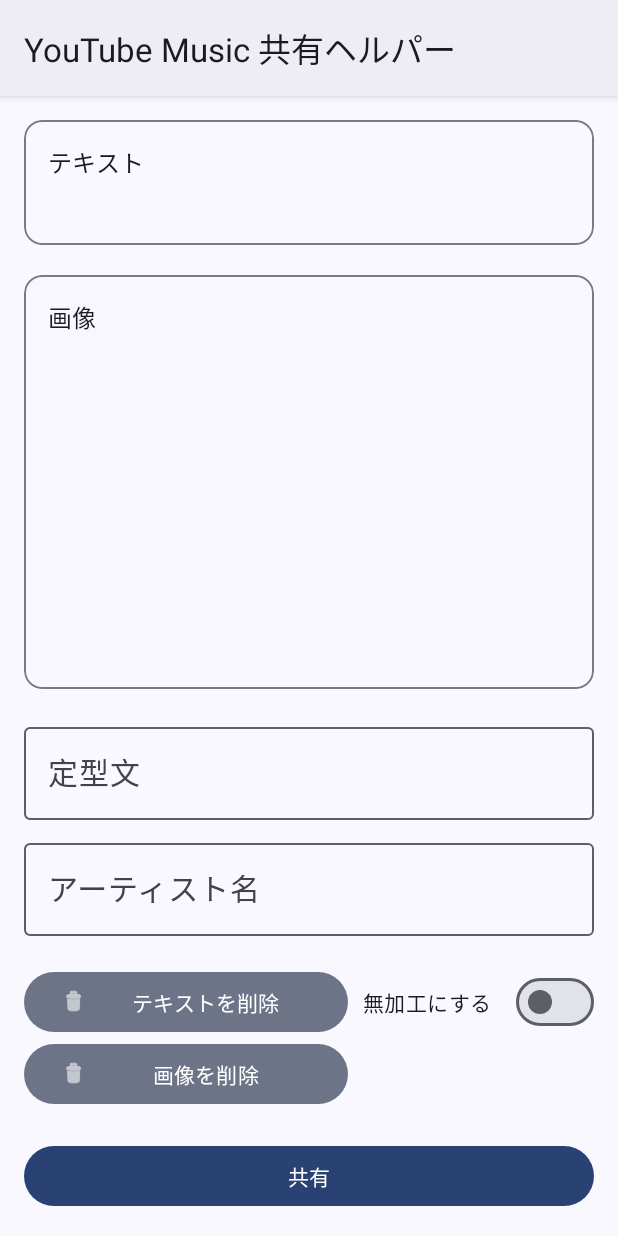
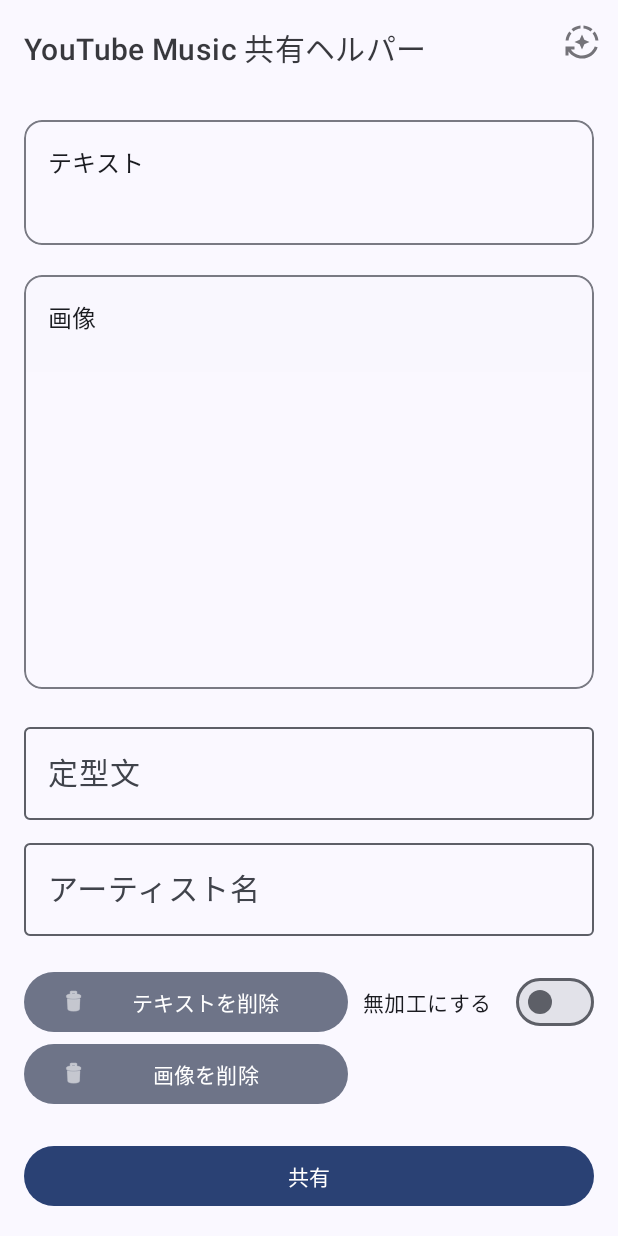
Before and after one commit to u1tramarinet/YouTubeMusicShareHelper, an Android app: the screen it shows after launch (MainActivity), on a phone screen of 412 x 824 dp. Run offline under Robolectric (Android 15) with nearby library versions, the phone set to English and light mode, and no system bars; our stand-ins replace data binding; libraries missing offline, so code that uses them is left out: androidx.palette.graphics.

Commit message:
Add function of switching Theme and refactor a part of file structure.

```diff
--- /dev/null
+++ b/app/src/main/java/com/u1tramarinet/youtubemusicsharehelper/screen/DarkMode.java
@@ -0,0 +1,35 @@
+package com.u1tramarinet.youtubemusicsharehelper.screen;
+
+import androidx.annotation.IdRes;
+import androidx.annotation.NonNull;
+import androidx.annotation.StringRes;
+import androidx.appcompat.app.AppCompatDelegate;
+
+import com.u1tramarinet.youtubemusicsharehelper.R;
+
+enum DarkMode {
+    Off(AppCompatDelegate.MODE_NIGHT_NO, R.string.off, R.id.action_light_mode),
+    On(AppCompatDelegate.MODE_NIGHT_YES, R.string.on, R.id.action_dark_mode),
+    FollowBatterySaver(AppCompatDelegate.MODE_NIGHT_AUTO_BATTERY, R.string.use_battery_saver_setting, R.id.action_battery_auto_mode),
+    FollowSystem(AppCompatDelegate.MODE_NIGHT_FOLLOW_SYSTEM, R.string.use_device_setting, R.id.action_system_auto_mode),
+    ;
+    final @AppCompatDelegate.NightMode int value;
+    final @StringRes int titleResId;
+    final @IdRes int actionResId;
+
+    DarkMode(@AppCompatDelegate.NightMode int value, @StringRes int titleResId, @IdRes int actionResId) {
+        this.value = value;
+        this.titleResId = titleResId;
+        this.actionResId = actionResId;
+    }
+
+    @NonNull
+    static DarkMode findByValue(@AppCompatDelegate.NightMode int value) {
+        for (DarkMode mode : DarkMode.values()) {
+            if (mode.value == value) {
+                return mode;
+            }
+        }
+        return DarkMode.FollowSystem;
+    }
+}
--- /dev/null
+++ b/app/src/main/java/com/u1tramarinet/youtubemusicsharehelper/screen/DarkModeDialogFragment.java
@@ -0,0 +1,62 @@
+package com.u1tramarinet.youtubemusicsharehelper.screen;
+
+import android.app.Dialog;
+import android.content.Context;
+import android.os.Bundle;
+
+import androidx.annotation.NonNull;
+import androidx.annotation.Nullable;
+import androidx.fragment.app.DialogFragment;
+
+import com.google.android.material.dialog.MaterialAlertDialogBuilder;
+import com.u1tramarinet.youtubemusicsharehelper.R;
+
+import java.util.ArrayList;
+import java.util.List;
+
+public class DarkModeDialogFragment extends DialogFragment {
+    static final String KEY_INITIAL_CHOICE_VALUE = "default_choice";
+
+    @Nullable
+    private DarkModeDialogListener listener;
+
+    @Override
+    public void onAttach(@NonNull Context context) {
+        super.onAttach(context);
+        if (!(requireActivity() instanceof DarkModeDialogListener)) {
+            throw new ClassCastException(requireActivity() + " must implement DarkModeDialogListener");
+        }
+        listener = (DarkModeDialogListener) requireActivity();
+    }
+
+    @NonNull
+    @Override
+    public Dialog onCreateDialog(@Nullable Bundle savedInstanceState) {
+        int initialChoiceValue = 0;
+        Bundle arguments = getArguments();
+        if (arguments != null) {
+            initialChoiceValue = getArguments().getInt(KEY_INITIAL_CHOICE_VALUE, initialChoiceValue);
+        }
+        DarkMode initialChoice = DarkMode.findByValue(initialChoiceValue);
+        List<String> choices = new ArrayList<>();
+        for (DarkMode mode : DarkMode.values()) {
+            choices.add(getString(mode.titleResId));
+        }
+        return new MaterialAlertDialogBuilder(requireActivity())
+                .setTitle(R.string.dark_mode)
+                .setSingleChoiceItems(choices.toArray(new String[]{}),
+                        initialChoice.ordinal(), (dialog, which) -> switchDarkMode(DarkMode.values()[which]))
+                .setPositiveButton(android.R.string.ok, null)
+                .create();
+    }
+
+    private void switchDarkMode(@NonNull DarkMode mode) {
+        if (listener != null) {
+            listener.switchDarkMode(mode);
+        }
+    }
+
+    public interface DarkModeDialogListener {
+        void switchDarkMode(@NonNull DarkMode mode);
+    }
+}
--- a/app/src/main/java/com/u1tramarinet/youtubemusicsharehelper/screen/MainActivity.java
+++ b/app/src/main/java/com/u1tramarinet/youtubemusicsharehelper/screen/MainActivity.java
@@ -9,27 +9,40 @@
 import android.os.Bundle;
 import android.view.Menu;
 
-import com.u1tramarinet.youtubemusicsharehelper.screen.main.MainViewModel;
+import com.u1tramarinet.youtubemusicsharehelper.databinding.ActivityMainBinding;
 import com.u1tramarinet.youtubemusicsharehelper.R;
 
-public class MainActivity extends AppCompatActivity {
+import java.util.Arrays;
+
+public class MainActivity extends AppCompatActivity implements DarkModeDialogFragment.DarkModeDialogListener {
 
     private MainViewModel viewModel;
+    private ActivityMainBinding binding;
 
     @Override
     protected void onCreate(Bundle savedInstanceState) {
         super.onCreate(savedInstanceState);
-        setContentView(R.layout.activity_main);
+        binding = ActivityMainBinding.inflate(getLayoutInflater());
+        setContentView(binding.getRoot());
+
+        binding.topAppBar.setOnMenuItemClickListener(item -> {
+            int clickedItemId = item.getItemId();
+            int[] targetItemIds = {R.id.action_light_mode, R.id.action_dark_mode, R.id.action_battery_auto_mode, R.id.action_system_auto_mode};
+            if (Arrays.stream(targetItemIds).anyMatch(itemId -> (itemId == clickedItemId))) {
+                showNightModeDialog();
+                return true;
+            }
+            return false;
+        });
+
         viewModel = new ViewModelProvider(this).get(MainViewModel.class);
         viewModel.suffixText().observe(this, this::saveSuffix);
         viewModel.shareEvent().observe(this, this::shareContent);
+        viewModel.darkMode().observe(this, this::setAppNightMode);
+        viewModel.updateDarkMode(getCurrentAppDarkMode());
+
         handleIntent(getIntent());
         restoreSuffix();
-    }
-
-    @Override
-    public boolean onCreateOptionsMenu(Menu menu) {
-        return super.onCreateOptionsMenu(menu);
     }
 
     @Override
@@ -74,6 +87,37 @@
     }
 
     private SharedPreferences getSharedPreferences() {
-        return this.getPreferences(MODE_PRIVATE);
+        return getPreferences(MODE_PRIVATE);
+    }
+
+    private void setAppNightMode(@NonNull DarkMode mode) {
+        if (getCurrentAppDarkMode() != mode) {
+            getDelegate().setLocalNightMode(mode.value);
+        }
+        Menu menu = binding.topAppBar.getMenu();
+        if (menu == null) {
+            return;
+        }
+        for (DarkMode m : DarkMode.values()) {
+            menu.findItem(m.actionResId).setVisible(m == mode);
+        }
+    }
+
+    @NonNull
+    private DarkMode getCurrentAppDarkMode() {
+        return DarkMode.findByValue(getDelegate().getLocalNightMode());
+    }
+
+    private void showNightModeDialog() {
+        DarkModeDialogFragment dialog = new DarkModeDialogFragment();
+        Bundle arguments = new Bundle();
+        arguments.putInt(DarkModeDialogFragment.KEY_INITIAL_CHOICE_VALUE, getCurrentAppDarkMode().value);
+        dialog.setArguments(arguments);
+        dialog.show(getSupportFragmentManager(), "darkMode");
+    }
+
+    @Override
+    public void switchDarkMode(@NonNull DarkMode mode) {
+        viewModel.updateDarkMode(mode);
     }
 }
--- a/app/src/main/java/com/u1tramarinet/youtubemusicsharehelper/screen/main/MainViewModel.java
+++ b/app/src/main/java/com/u1tramarinet/youtubemusicsharehelper/screen/MainViewModel.java
@@ -1,4 +1,4 @@
-package com.u1tramarinet.youtubemusicsharehelper.screen.main;
+package com.u1tramarinet.youtubemusicsharehelper.screen;
 
 import android.content.Intent;
 import android.net.Uri;
@@ -13,6 +13,8 @@
 import androidx.lifecycle.ViewModel;
 
 import com.u1tramarinet.youtubemusicsharehelper.model.MainModel;
+import com.u1tramarinet.youtubemusicsharehelper.screen.main.EventKey;
+import com.u1tramarinet.youtubemusicsharehelper.screen.main.ShareEnabledState;
 
 import java.util.Optional;
 
@@ -51,6 +53,9 @@
 
     @NonNull
     private final MutableLiveData<EventKey> eventKeyData = new MutableLiveData<>();
+
+    @NonNull
+    private final MutableLiveData<DarkMode> darkModeData = new MutableLiveData<>();
 
     public MainViewModel() {
         textData.addSource(plainTextBundleData, (s) -> updatePreviewText());
@@ -113,6 +118,11 @@
         return eventKeyData;
     }
 
+    @NonNull
+    public LiveData<DarkMode> darkMode() {
+        return darkModeData;
+    }
+
     public void updateIsPreviewTextRaw(boolean isRaw) {
         isPreviewTextRawData.postValue(isRaw);
     }
@@ -161,6 +171,10 @@
         eventKeyData.postValue(eventKey);
     }
 
+    public void updateDarkMode(@NonNull DarkMode mode) {
+        darkModeData.postValue(mode);
+    }
+
     private void updatePreviewText() {
         Bundle extra = plainTextBundleData.getValue();
         if (extra == null) {
@@ -190,7 +204,7 @@
     private void updateShareButtonEnabled() {
         String text = textData.getValue();
         Uri imageUri = imageUriData.getValue();
-        ShareEnabledState canShare = ShareEnabledState.getState(!TextUtils.isEmpty(text), (imageUri != null));
-        shareButtonEnabledStateData.postValue(canShare);
+        ShareEnabledState enabledState = ShareEnabledState.getState(!TextUtils.isEmpty(text), (imageUri != null));
+        shareButtonEnabledStateData.postValue(enabledState);
     }
 }
--- a/app/src/main/java/com/u1tramarinet/youtubemusicsharehelper/screen/main/MainFragment.java
+++ b/app/src/main/java/com/u1tramarinet/youtubemusicsharehelper/screen/main/MainFragment.java
@@ -25,6 +25,7 @@
 
 import com.u1tramarinet.youtubemusicsharehelper.R;
 import com.u1tramarinet.youtubemusicsharehelper.databinding.FragmentMainBinding;
+import com.u1tramarinet.youtubemusicsharehelper.screen.MainViewModel;
 
 import java.io.FileInputStream;
 import java.io.FileNotFoundException;
--- a/app/src/main/java/com/u1tramarinet/youtubemusicsharehelper/screen/main/ShareEnabledState.java
+++ b/app/src/main/java/com/u1tramarinet/youtubemusicsharehelper/screen/main/ShareEnabledState.java
@@ -14,7 +14,7 @@
         this.image = image;
     }
 
-    static ShareEnabledState getState(boolean text, boolean image) {
+    public static ShareEnabledState getState(boolean text, boolean image) {
         for (ShareEnabledState state : ShareEnabledState.values()) {
             if (state.text == text && state.image == image) {
                 return state;
--- /dev/null
+++ b/app/src/main/res/drawable/baseline_auto_mode_24.xml
@@ -0,0 +1,25 @@
+<vector xmlns:android="http://schemas.android.com/apk/res/android"
+    android:width="24dp"
+    android:height="24dp"
+    android:tint="?attr/colorControlNormal"
+    android:viewportWidth="24"
+    android:viewportHeight="24">
+    <path
+        android:fillColor="@android:color/white"
+        android:pathData="M19.03,3.56c-1.67,-1.39 -3.74,-2.3 -6.03,-2.51v2.01c1.73,0.19 3.31,0.88 4.61,1.92L19.03,3.56z" />
+    <path
+        android:fillColor="@android:color/white"
+        android:pathData="M11,3.06V1.05C8.71,1.25 6.64,2.17 4.97,3.56l1.42,1.42C7.69,3.94 9.27,3.25 11,3.06z" />
+    <path
+        android:fillColor="@android:color/white"
+        android:pathData="M4.98,6.39L3.56,4.97C2.17,6.64 1.26,8.71 1.05,11h2.01C3.25,9.27 3.94,7.69 4.98,6.39z" />
+    <path
+        android:fillColor="@android:color/white"
+        android:pathData="M20.94,11h2.01c-0.21,-2.29 -1.12,-4.36 -2.51,-6.03l-1.42,1.42C20.06,7.69 20.75,9.27 20.94,11z" />
+    <path
+        android:fillColor="@android:color/white"
+        android:pathData="M7,12l3.44,1.56l1.56,3.44l1.56,-3.44l3.44,-1.56l-3.44,-1.56l-1.56,-3.44l-1.56,3.44z" />
+    <path
+        android:fillColor="@android:color/white"
+        android:pathData="M12,21c-3.11,0 -5.85,-1.59 -7.46,-4H7v-2H1v6h2v-2.7c1.99,2.84 5.27,4.7 9,4.7c4.87,0 9,-3.17 10.44,-7.56l-1.96,-0.45C19.25,18.48 15.92,21 12,21z" />
+</vector>
--- /dev/null
+++ b/app/src/main/res/drawable/baseline_dark_mode_24.xml
@@ -0,0 +1,10 @@
+<vector xmlns:android="http://schemas.android.com/apk/res/android"
+    android:width="24dp"
+    android:height="24dp"
+    android:tint="?attr/colorControlNormal"
+    android:viewportWidth="24"
+    android:viewportHeight="24">
+    <path
+        android:fillColor="@android:color/white"
+        android:pathData="M12,3c-4.97,0 -9,4.03 -9,9s4.03,9 9,9s9,-4.03 9,-9c0,-0.46 -0.04,-0.92 -0.1,-1.36c-0.98,1.37 -2.58,2.26 -4.4,2.26c-2.98,0 -5.4,-2.42 -5.4,-5.4c0,-1.81 0.89,-3.42 2.26,-4.4C12.92,3.04 12.46,3 12,3L12,3z" />
+</vector>
--- /dev/null
+++ b/app/src/main/res/drawable/baseline_light_mode_24.xml
@@ -0,0 +1,12 @@
+<vector xmlns:android="http://schemas.android.com/apk/res/android"
+    xmlns:tools="http://schemas.android.com/tools"
+    android:width="24dp"
+    android:height="24dp"
+    android:tint="?attr/colorControlNormal"
+    android:viewportWidth="24"
+    android:viewportHeight="24">
+    <path
+        android:fillColor="@android:color/white"
+        android:pathData="M12,7c-2.76,0 -5,2.24 -5,5s2.24,5 5,5s5,-2.24 5,-5S14.76,7 12,7L12,7zM2,13l2,0c0.55,0 1,-0.45 1,-1s-0.45,-1 -1,-1l-2,0c-0.55,0 -1,0.45 -1,1S1.45,13 2,13zM20,13l2,0c0.55,0 1,-0.45 1,-1s-0.45,-1 -1,-1l-2,0c-0.55,0 -1,0.45 -1,1S19.45,13 20,13zM11,2v2c0,0.55 0.45,1 1,1s1,-0.45 1,-1V2c0,-0.55 -0.45,-1 -1,-1S11,1.45 11,2zM11,20v2c0,0.55 0.45,1 1,1s1,-0.45 1,-1v-2c0,-0.55 -0.45,-1 -1,-1C11.45,19 11,19.45 11,20zM5.99,4.58c-0.39,-0.39 -1.03,-0.39 -1.41,0c-0.39,0.39 -0.39,1.03 0,1.41l1.06,1.06c0.39,0.39 1.03,0.39 1.41,0s0.39,-1.03 0,-1.41L5.99,4.58zM18.36,16.95c-0.39,-0.39 -1.03,-0.39 -1.41,0c-0.39,0.39 -0.39,1.03 0,1.41l1.06,1.06c0.39,0.39 1.03,0.39 1.41,0c0.39,-0.39 0.39,-1.03 0,-1.41L18.36,16.95zM19.42,5.99c0.39,-0.39 0.39,-1.03 0,-1.41c-0.39,-0.39 -1.03,-0.39 -1.41,0l-1.06,1.06c-0.39,0.39 -0.39,1.03 0,1.41s1.03,0.39 1.41,0L19.42,5.99zM7.05,18.36c0.39,-0.39 0.39,-1.03 0,-1.41c-0.39,-0.39 -1.03,-0.39 -1.41,0l-1.06,1.06c-0.39,0.39 -0.39,1.03 0,1.41s1.03,0.39 1.41,0L7.05,18.36z"
+        tools:ignore="VectorPath" />
+</vector>
--- a/app/src/main/res/layout/activity_main.xml
+++ b/app/src/main/res/layout/activity_main.xml
@@ -1,7 +1,8 @@
 <?xml version="1.0" encoding="utf-8"?>
-<androidx.constraintlayout.widget.ConstraintLayout xmlns:android="http://schemas.android.com/apk/res/android"
+<layout xmlns:tools="http://schemas.android.com/tools">
+
+    <androidx.coordinatorlayout.widget.CoordinatorLayout xmlns:android="http://schemas.android.com/apk/res/android"
         xmlns:app="http://schemas.android.com/apk/res-auto"
-    xmlns:tools="http://schemas.android.com/tools"
         android:layout_width="match_parent"
         android:layout_height="match_parent"
         tools:context=".screen.MainActivity">
@@ -12,6 +13,21 @@
             android:layout_width="match_parent"
             android:layout_height="match_parent"
             app:defaultNavHost="true"
+            app:layout_behavior="@string/appbar_scrolling_view_behavior"
             app:navGraph="@navigation/nav_graph" />
 
-</androidx.constraintlayout.widget.ConstraintLayout>
+        <com.google.android.material.appbar.AppBarLayout
+            android:layout_width="match_parent"
+            android:layout_height="wrap_content">
+
+            <com.google.android.material.appbar.MaterialToolbar
+                android:id="@+id/top_app_bar"
+                style="@style/Widget.MaterialComponents.Toolbar.Surface"
+                android:layout_width="match_parent"
+                android:layout_height="?attr/actionBarSize"
+                app:menu="@menu/menu_main"
+                app:title="@string/app_name" />
+        </com.google.android.material.appbar.AppBarLayout>
+
+    </androidx.coordinatorlayout.widget.CoordinatorLayout>
+</layout>
--- a/app/src/main/res/layout/fragment_main.xml
+++ b/app/src/main/res/layout/fragment_main.xml
@@ -4,12 +4,14 @@
     <data>
 
         <import type="android.text.TextUtils" />
+
         <import type="com.u1tramarinet.youtubemusicsharehelper.screen.main.ShareEnabledState" />
+
         <import type="com.u1tramarinet.youtubemusicsharehelper.screen.main.EventKey" />
 
         <variable
             name="viewModel"
-            type="com.u1tramarinet.youtubemusicsharehelper.screen.main.MainViewModel" />
+            type="com.u1tramarinet.youtubemusicsharehelper.screen.MainViewModel" />
     </data>
 
     <androidx.constraintlayout.widget.ConstraintLayout xmlns:android="http://schemas.android.com/apk/res/android"
@@ -110,11 +112,11 @@
                 android:id="@+id/suffix_input"
                 android:layout_width="match_parent"
                 android:layout_height="wrap_content"
+                android:cursorVisible="false"
+                android:focusable="false"
+                android:onClick="@{(v) -> viewModel.navigate(EventKey.Suffix)}"
                 android:text="@{viewModel.suffixText()}"
-                android:onClick="@{(v) -> viewModel.navigate(EventKey.Suffix)}"
                 android:textSize="20sp"
-                android:focusable="false"
-                android:cursorVisible="false"
                 tools:text="ああああ" />
         </com.google.android.material.textfield.TextInputLayout>
 
@@ -132,10 +134,10 @@
                 android:id="@+id/artist_input"
                 android:layout_width="match_parent"
                 android:layout_height="wrap_content"
+                android:cursorVisible="false"
                 android:focusable="false"
-                android:cursorVisible="false"
+                android:onClick="@{(v) -> viewModel.navigate(EventKey.Artist)}"
                 android:text="@{viewModel.artistText()}"
-                android:onClick="@{(v) -> viewModel.navigate(EventKey.Artist)}"
                 android:textSize="20sp"
                 tools:text="ああああ" />
         </com.google.android.material.textfield.TextInputLayout>
@@ -145,6 +147,7 @@
             android:layout_width="wrap_content"
             android:layout_height="wrap_content"
             android:checked="@={viewModel.isPreviewTextRaw()}"
+            android:enabled="@{viewModel.clearTextButtonEnabled()}"
             android:onCheckedChanged="@{(button, checked) -> viewModel.updateIsPreviewTextRaw(checked)}"
             android:paddingStart="10dp"
             android:paddingEnd="0dp"
--- /dev/null
+++ b/app/src/main/res/menu/menu_main.xml
@@ -0,0 +1,27 @@
+<?xml version="1.0" encoding="utf-8"?>
+<menu xmlns:android="http://schemas.android.com/apk/res/android"
+    xmlns:app="http://schemas.android.com/apk/res-auto">
+    <item
+        android:id="@+id/action_light_mode"
+        android:icon="@drawable/baseline_light_mode_24"
+        android:title="@string/action_light_mode"
+        app:showAsAction="ifRoom" />
+
+    <item
+        android:id="@+id/action_dark_mode"
+        android:icon="@drawable/baseline_dark_mode_24"
+        android:title="@string/action_dark_mode"
+        app:showAsAction="ifRoom" />
+
+    <item
+        android:id="@+id/action_battery_auto_mode"
+        android:icon="@drawable/baseline_auto_mode_24"
+        android:title="@string/action_auto_mode"
+        app:showAsAction="ifRoom" />
+
+    <item
+        android:id="@+id/action_system_auto_mode"
+        android:icon="@drawable/baseline_auto_mode_24"
+        android:title="@string/action_auto_mode"
+        app:showAsAction="ifRoom" />
+</menu>
--- a/app/src/main/res/values-night/themes.xml
+++ b/app/src/main/res/values-night/themes.xml
@@ -1,7 +1,8 @@
 <resources xmlns:android="http://schemas.android.com/apk/res/android">
 
-    <style name="Theme.YouTubeMusicShareHelper" parent="Theme.Material3.DynamicColors.DayNight">
+    <style name="Theme.YouTubeMusicShareHelper" parent="Theme.Material3.Dark.NoActionBar">
         <item name="android:statusBarColor">@android:color/transparent</item>
+        <item name="android:windowLightStatusBar">false</item>
         <item name="android:navigationBarColor">@android:color/transparent</item>
         <!-- Customize for material color design. -->
         <item name="elevationOverlayColor">@android:color/holo_red_dark</item>
--- a/app/src/main/res/values/strings.xml
+++ b/app/src/main/res/values/strings.xml
@@ -13,4 +13,12 @@
     <string name="registered">編集する</string>
     <string name="key_suffix">suffix</string>
     <string name="text_raw">無加工にする</string>
+    <string name="dark_mode">ダークモード</string>
+    <string name="on">オン</string>
+    <string name="off">オフ</string>
+    <string name="use_battery_saver_setting">バッテリーセーバーによる設定を使う</string>
+    <string name="use_device_setting">端末の設定を使う</string>
+    <string name="action_light_mode">ライトモード</string>
+    <string name="action_dark_mode">@string/dark_mode</string>
+    <string name="action_auto_mode">オート</string>
 </resources>
--- a/app/src/main/res/values/themes.xml
+++ b/app/src/main/res/values/themes.xml
@@ -1,7 +1,8 @@
 <resources xmlns:android="http://schemas.android.com/apk/res/android">
 
-    <style name="Theme.YouTubeMusicShareHelper" parent="Theme.Material3.DynamicColors.DayNight">
+    <style name="Theme.YouTubeMusicShareHelper" parent="Theme.Material3.Light.NoActionBar">
         <item name="android:statusBarColor">@android:color/transparent</item>
+        <item name="android:windowLightStatusBar">true</item>
         <item name="android:navigationBarColor">@android:color/transparent</item>
         <!-- Customize for material color design. -->
         <item name="elevationOverlayColor">@android:color/holo_red_light</item>
```
Lines whose indentation alone changed are shown as unchanged.
